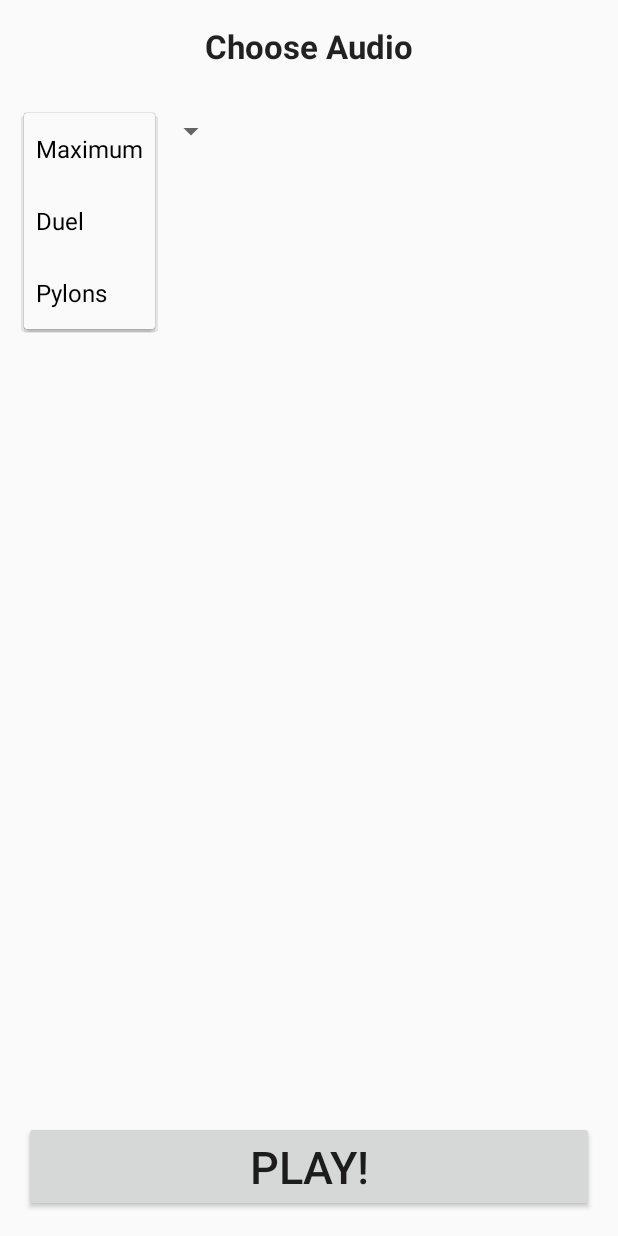
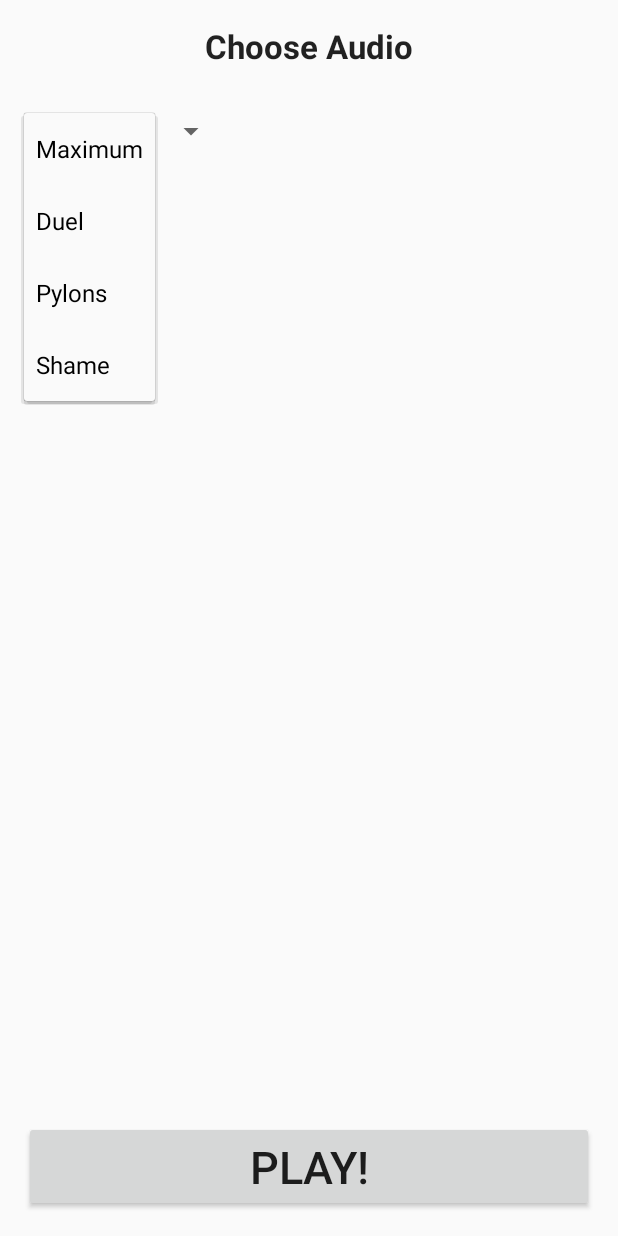
Before and after one commit to nz-Mark-Y/testproject3, an Android app: the screen it shows after launch (MainActivity), after a tap on "Maximum", on a phone screen of 412 x 824 dp. Run offline under Robolectric (Android 15) with nearby library versions, the light colour scheme and no system bars.

Commit message:
added shame

```diff
--- a/app/src/main/java/cell/testproject/MainActivity.java
+++ b/app/src/main/java/cell/testproject/MainActivity.java
@@ -23,6 +23,7 @@ public class MainActivity extends Activity {
     //Initialise MediaPlayer
     MediaPlayer duel;
     MediaPlayer pylons;
+    MediaPlayer shame;
 
     @Override
     protected void onCreate(Bundle savedInstanceState) {
@@ -32,6 +33,7 @@ public class MainActivity extends Activity {
         //Setting up MediaPlayer
         duel = MediaPlayer.create(this, R.raw.duel);
         pylons = MediaPlayer.create(this, R.raw.pylons);
+        shame = MediaPlayer.create(this, R.raw.shame);
 
         //Setting up spinner and functionality
         spinner = (Spinner)findViewById(R.id.spinner);
@@ -57,6 +59,6 @@ public class MainActivity extends Activity {
     public void buttonOnClick(View v) {
         if (songSelect == 1) duel.start();
         if (songSelect == 2) pylons.start();
+        if (songSelect == 3) shame.start();
     }
-
 }
--- a/app/src/main/res/values/strings.xml
+++ b/app/src/main/res/values/strings.xml
@@ -5,5 +5,6 @@
         <item>Maximum</item>
         <item>Duel</item>
         <item>Pylons</item>
+        <item>Shame</item>
     </string-array>
 </resources>
```
Also changed, not shown: 1 other file.
